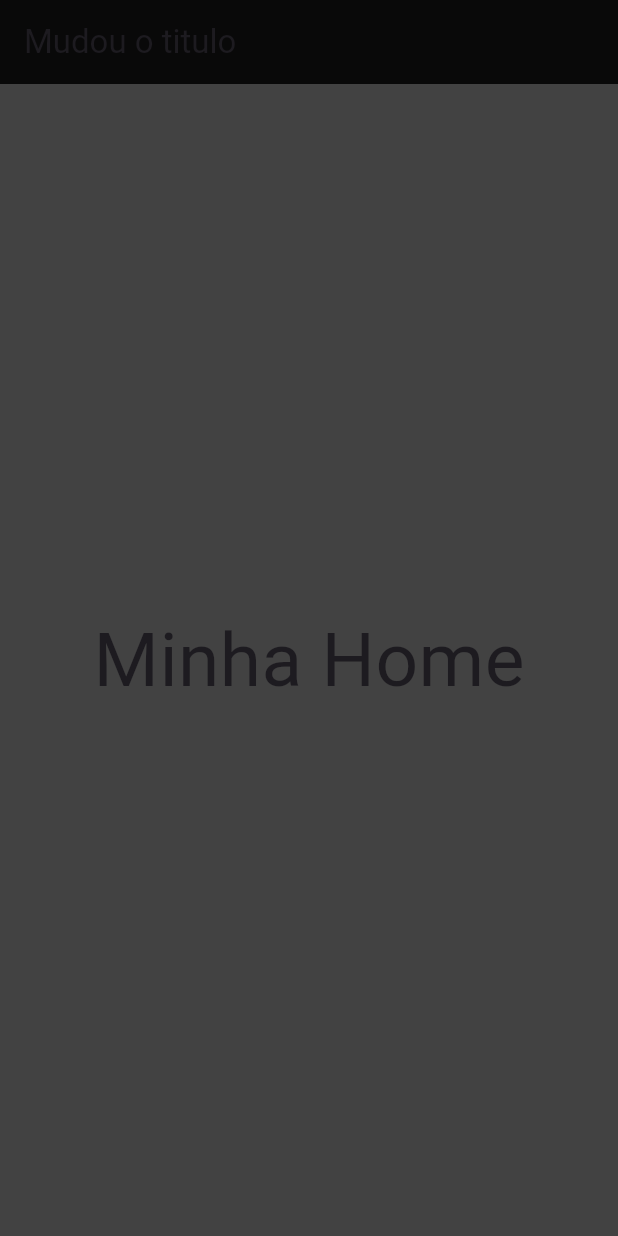
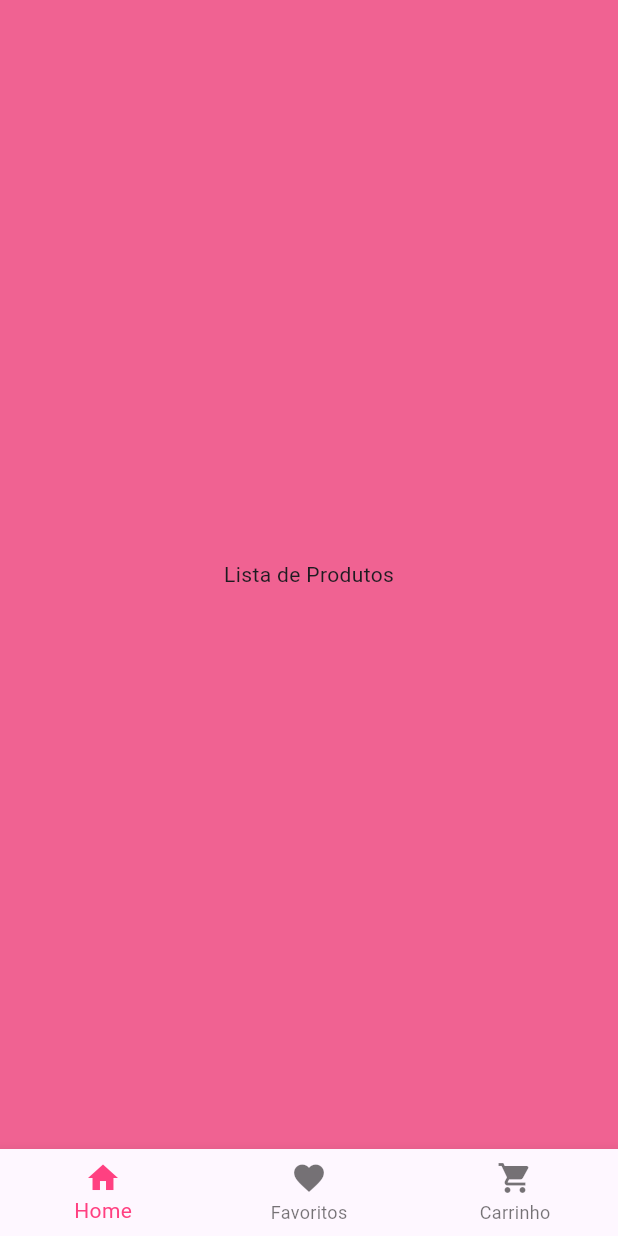
Before and after one commit to glecia27/projetoenxoval, a Flutter app: the screen it shows after launch, on a phone screen of 412 x 824 dp. Run offline on Flutter 3.47's test engine with Material 3 defaults, Android fonts, the light colour scheme and no system bars; our stand-ins replace device_preview.

Commit message:
Adiconado e bottomNavigationBar

```diff
--- a/lib/paginas/home_page.dart
+++ b/lib/paginas/home_page.dart
@@ -1,25 +1,55 @@
 import 'package:flutter/material.dart';
+import 'package:projetoenxoval/paginas/carrinho_page.dart';
+import 'package:projetoenxoval/paginas/favoritos_page.dart';
 
-class HomePage extends StatelessWidget {
+import 'list_produtos.dart';
+
+class HomePage extends StatefulWidget {
   const HomePage({super.key});
+
+  @override
+  State<HomePage> createState() => _HomePageState();
+}
+
+class _HomePageState extends State<HomePage> {
+  int _selectedIndex = 0;
+  static const TextStyle optionStyle = TextStyle(
+    fontSize: 30,
+    fontWeight: FontWeight.bold,
+  );
+  static const List<Widget> _widgetOptions = <Widget>[
+    ListProdutos(),
+    FavoritosPage(),
+    CarrinhoPage(),
+  ];
+
+  void _onItemTapped(int index) {
+    setState(() {
+      _selectedIndex = index;
+    });
+  }
 
   @override
   Widget build(BuildContext context) {
     return SafeArea(
       child: Scaffold(
-        appBar: AppBar(title: Text('Mudou o titulo', ), backgroundColor: Colors.black87,),
-        backgroundColor: Colors.grey[800],
-        body: Column(
-          mainAxisAlignment: MainAxisAlignment.center,
-          //filhos
-          children: [
-            Center(
-              child: Container(
-                decoration: BoxDecoration(color: Colors.transparent),
-                child: Text('Minha Home', style: TextStyle(fontSize: 50)),
-              ),
+        backgroundColor: Colors.pink[300],
+        body: Center(child: _widgetOptions.elementAt(_selectedIndex)),
+        bottomNavigationBar: BottomNavigationBar(
+          items: [
+            BottomNavigationBarItem(icon: Icon(Icons.home), label: 'Home'),
+            BottomNavigationBarItem(
+              icon: Icon(Icons.favorite),
+              label: 'Favoritos',
+            ),
+            BottomNavigationBarItem(
+              icon: Icon(Icons.shopping_cart),
+              label: 'Carrinho',
             ),
           ],
+          currentIndex: _selectedIndex,
+          selectedItemColor: Colors.pinkAccent,
+          onTap: _onItemTapped,
         ),
       ),
     );
--- /dev/null
+++ b/lib/paginas/list_produtos.dart
@@ -0,0 +1,14 @@
+import 'package:flutter/material.dart';
+
+class ListProdutos extends StatelessWidget {
+  const ListProdutos({super.key});
+
+  @override
+  Widget build(BuildContext context) {
+    return Column(
+      mainAxisAlignment: MainAxisAlignment.center,
+      crossAxisAlignment: CrossAxisAlignment.center,
+      children: [Center(child: Text('Lista de Produtos'))],
+    );
+  }
+}
```
Also changed, not shown: lib/paginas/carrinho_page.dart (added, +19 -0 lines), lib/paginas/favoritos_page.dart (added, +19 -0 lines).
